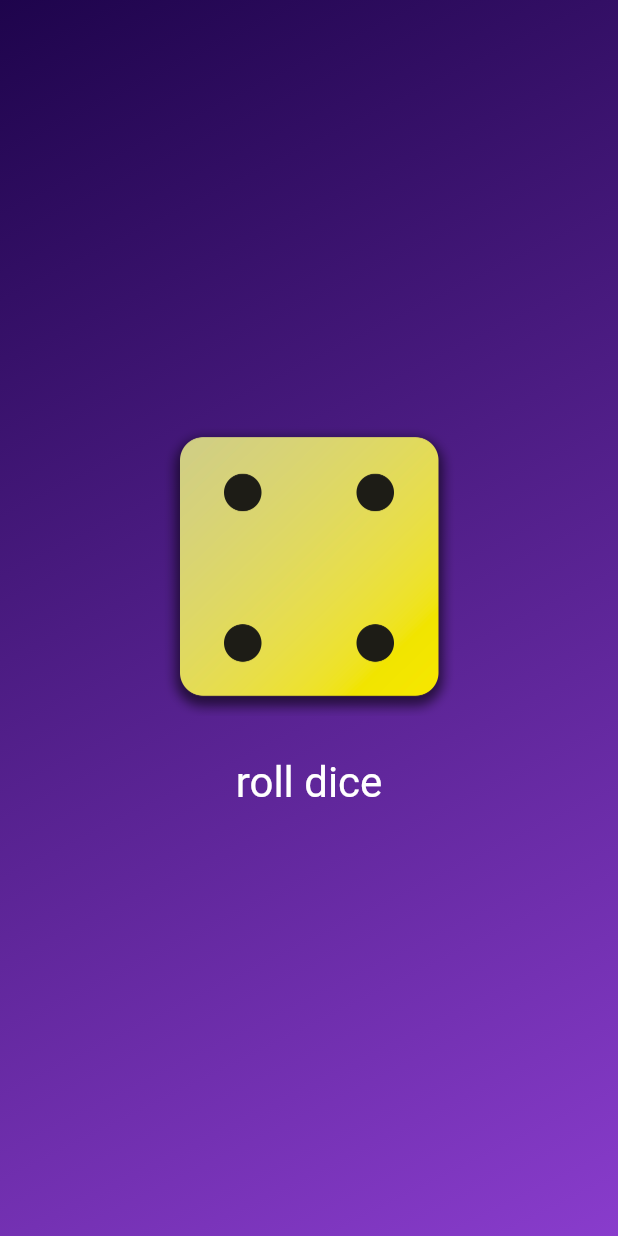
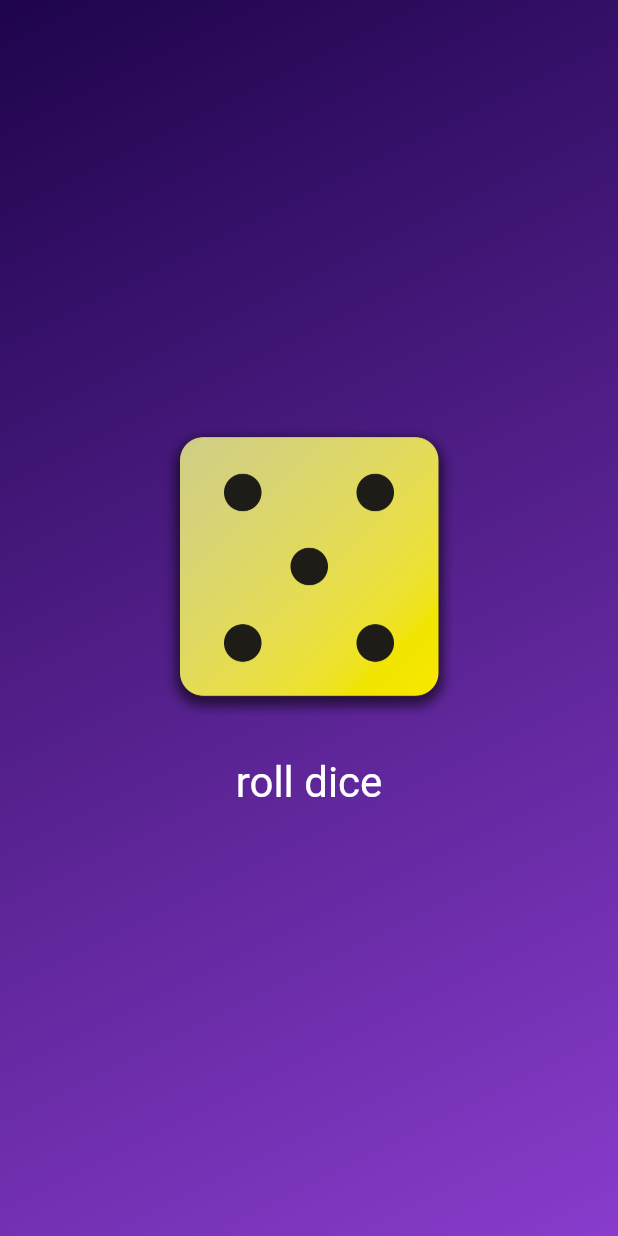
Before and after one commit to rash-079/dice-app, a Flutter app: the screen it shows after launch, after a tap on "roll dice", on a phone screen of 412 x 824 dp. Run offline on Flutter 3.47's test engine with Material 2 defaults, Android fonts, the phone set to English and light mode, and no system bars.

Commit message:
initialized few files

```diff
--- a/first_app/lib/dice_roller.dart
+++ b/first_app/lib/dice_roller.dart
@@ -1,4 +1,6 @@
+import 'dart:math';
 import 'package:flutter/material.dart';
+final randomizer=Random();
 
 class DiceRoller extends StatefulWidget {
   const DiceRoller({super.key});
@@ -8,11 +10,11 @@ class DiceRoller extends StatefulWidget {
 }
 
 class _DiceRollerState extends State<DiceRoller> {
-  var activeDiceImage = 'assets/images/dice-2.png';
+  var currentDiceRoll=2;
 
   void rolldice() {
     setState(() {
-       activeDiceImage = 'assets/images/dice-4.png';
+      currentDiceRoll=randomizer.nextInt(6)+1;
     });
 
   }
@@ -22,7 +24,7 @@ class _DiceRollerState extends State<DiceRoller> {
           mainAxisSize: MainAxisSize.min,
           children: [
             Image.asset(
-              activeDiceImage,
+              'assets/images/dice-$currentDiceRoll.png',
               width: 200,
             ),
              const SizedBox(height: 20,),
--- a/first_app/lib/main.dart
+++ b/first_app/lib/main.dart
@@ -1,48 +1,14 @@
 import 'package:flutter/material.dart';
 import 'package:first_app/gradient_container.dart';
 
-void main()
-{
-  runApp(MyApp());
-
-}
-class MyApp extends StatelessWidget {
-  const MyApp({super.key});
-
-  @override
-  Widget build(BuildContext context) {
-    return MaterialApp(
-      home: MyHomepage(),
-    );
-  }
-}
-class MyHomepage extends StatefulWidget {
-  const MyHomepage({super.key});
-
-  @override
-  State<MyHomepage> createState() => _MyHomepageState();
-}
-
-class _MyHomepageState extends State<MyHomepage> {
-  @override
-  Widget build(BuildContext context) {
-    return Scaffold(
+void main() {
+  runApp(
+     const MaterialApp(
+      home: Scaffold(
         body: GradientContainer (
           Color.fromARGB(255, 30, 4, 76),
           Color.fromARGB(255, 137, 60, 204)),
-      );
-
-  }
+      ),
+    ),
+  );
 }
-
-// void main() {
-//   runApp(
-//      const MaterialApp(
-//       home: Scaffold(
-//         body: GradientContainer (
-//           Color.fromARGB(255, 30, 4, 76),
-//           Color.fromARGB(255, 137, 60, 204)),
-//       ),
-//     ),
-//   );
-// }
```
